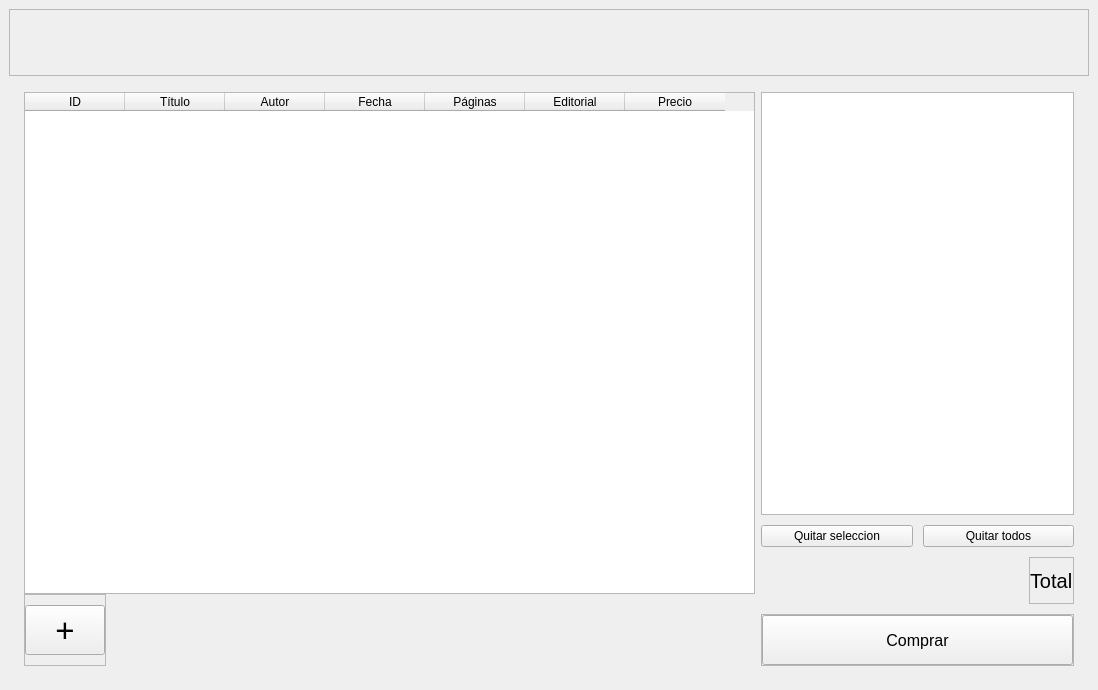
JuannRob/final-lab2, file win.ui: the form before one commit.
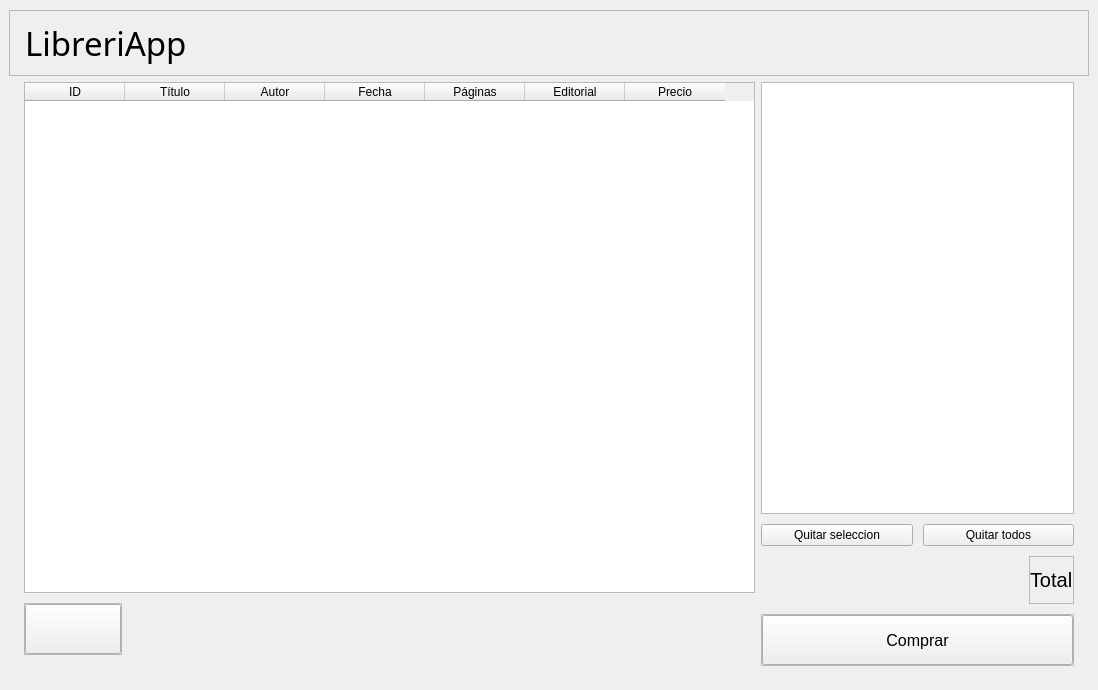
The form after the commit. Icons and pictures are not drawn.

The edit to the form file:
```diff
--- a/win.ui
+++ b/win.ui
@@ -17,7 +17,10 @@
    <layout class="QHBoxLayout" name="horizontalLayout_3">
     <item>
      <layout class="QVBoxLayout" name="verticalLayout" stretch="1,9">
-      <item>
+      <property name="spacing">
+       <number>6</number>
+      </property>
+      <item alignment="Qt::AlignBottom">
        <widget class="QFrame" name="frame">
         <property name="frameShape">
          <enum>QFrame::StyledPanel</enum>
@@ -25,6 +28,27 @@
         <property name="frameShadow">
          <enum>QFrame::Raised</enum>
         </property>
+        <layout class="QVBoxLayout" name="verticalLayout_5">
+         <property name="spacing">
+          <number>0</number>
+         </property>
+         <property name="leftMargin">
+          <number>15</number>
+         </property>
+         <item alignment="Qt::AlignLeft|Qt::AlignBottom">
+          <widget class="QLabel" name="label">
+           <property name="font">
+            <font>
+             <family>Noto Sans Georgian</family>
+             <pointsize>25</pointsize>
+            </font>
+           </property>
+           <property name="text">
+            <string>LibreriApp</string>
+           </property>
+          </widget>
+         </item>
+        </layout>
        </widget>
       </item>
       <item>
@@ -33,7 +57,7 @@
          <number>15</number>
         </property>
         <property name="topMargin">
-         <number>10</number>
+         <number>0</number>
         </property>
         <property name="rightMargin">
          <number>15</number>
@@ -85,7 +109,7 @@
             </column>
            </widget>
           </item>
-          <item alignment="Qt::AlignLeft">
+          <item alignment="Qt::AlignLeft|Qt::AlignVCenter">
            <widget class="QFrame" name="frame_4">
             <property name="frameShape">
              <enum>QFrame::StyledPanel</enum>
@@ -113,7 +137,7 @@
               <widget class="QPushButton" name="agregarLibro">
                <property name="minimumSize">
                 <size>
-                 <width>0</width>
+                 <width>50</width>
                  <height>50</height>
                 </size>
                </property>
@@ -123,7 +147,17 @@
                 </font>
                </property>
                <property name="text">
-                <string>+</string>
+                <string/>
+               </property>
+               <property name="icon">
+                <iconset>
+                 <normaloff>plus.png</normaloff>plus.png</iconset>
+               </property>
+               <property name="iconSize">
+                <size>
+                 <width>30</width>
+                 <height>30</height>
+                </size>
                </property>
               </widget>
              </item>
```
